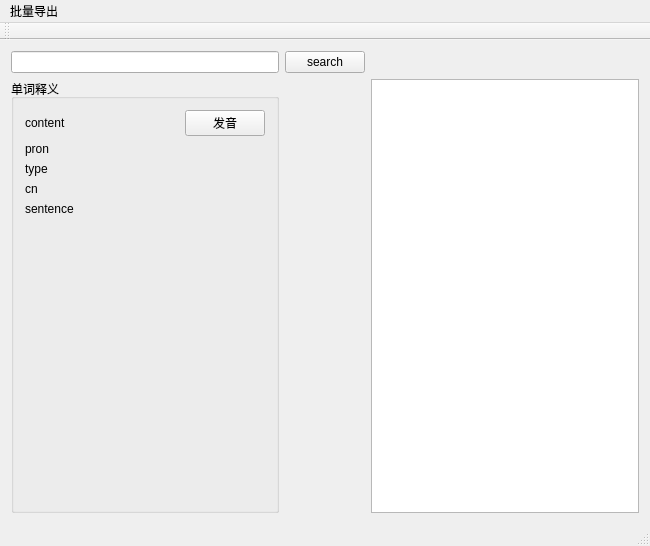
Above: mainwindow.ui from Ji-Yuhang/dict-gui before the change. Below: the same form after it.
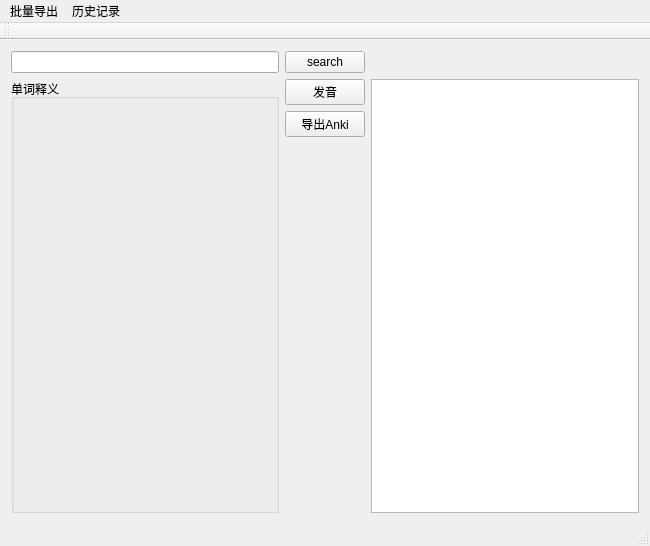
That is the form after the change.

Commit message: fix:windows 乱码

What changed in the file:
```diff
--- a/mainwindow.ui
+++ b/mainwindow.ui
@@ -11,10 +11,17 @@
    </rect>
   </property>
   <property name="windowTitle">
-   <string>MainWindow</string>
+   <string>扇贝词典</string>
   </property>
   <widget class="QWidget" name="centralWidget">
    <layout class="QGridLayout" name="gridLayout_2">
+    <item row="1" column="1">
+     <widget class="QPushButton" name="pushButton_2">
+      <property name="text">
+       <string>发音</string>
+      </property>
+     </widget>
+    </item>
     <item row="0" column="0">
      <widget class="QLineEdit" name="word"/>
     </item>
@@ -38,90 +45,48 @@
       </property>
      </spacer>
     </item>
-    <item row="1" column="0">
+    <item row="2" column="1">
+     <widget class="QPushButton" name="pushButton_3">
+      <property name="text">
+       <string>导出Anki</string>
+      </property>
+     </widget>
+    </item>
+    <item row="1" column="0" rowspan="3">
      <widget class="QGroupBox" name="groupBox">
       <property name="title">
        <string>单词释义</string>
       </property>
       <layout class="QGridLayout" name="gridLayout">
-       <item row="0" column="2">
-        <widget class="QPushButton" name="pushButton_2">
-         <property name="text">
-          <string>发音</string>
-         </property>
-        </widget>
-       </item>
-       <item row="3" column="1">
-        <widget class="QLabel" name="cn">
-         <property name="text">
-          <string/>
-         </property>
-        </widget>
-       </item>
-       <item row="1" column="1">
-        <widget class="QLabel" name="pron">
-         <property name="text">
-          <string/>
-         </property>
-        </widget>
-       </item>
        <item row="2" column="0">
-        <widget class="QLabel" name="label_6">
-         <property name="text">
-          <string>type</string>
-         </property>
-        </widget>
-       </item>
-       <item row="2" column="1">
-        <widget class="QLabel" name="type">
-         <property name="text">
-          <string/>
-         </property>
-        </widget>
-       </item>
-       <item row="4" column="1">
-        <widget class="QLabel" name="sentence">
+        <widget class="QLabel" name="cn">
          <property name="text">
           <string/>
          </property>
         </widget>
        </item>
        <item row="1" column="0">
-        <widget class="QLabel" name="label_4">
+        <widget class="QLabel" name="pron">
          <property name="text">
-          <string>pron</string>
-         </property>
-        </widget>
-       </item>
-       <item row="4" column="0">
-        <widget class="QLabel" name="label_10">
-         <property name="text">
-          <string>sentence</string>
+          <string/>
          </property>
         </widget>
        </item>
        <item row="3" column="0">
-        <widget class="QLabel" name="label_8">
+        <widget class="QLabel" name="sentence">
          <property name="text">
-          <string>cn</string>
+          <string/>
          </property>
         </widget>
        </item>
        <item row="0" column="0">
-        <widget class="QLabel" name="label">
-         <property name="text">
-          <string>content</string>
-         </property>
-        </widget>
-       </item>
-       <item row="0" column="1">
         <widget class="QLabel" name="content">
          <property name="text">
           <string/>
          </property>
         </widget>
        </item>
-       <item row="5" column="1">
+       <item row="4" column="0">
         <spacer name="verticalSpacer">
          <property name="orientation">
           <enum>Qt::Vertical</enum>
@@ -137,7 +102,7 @@
       </layout>
      </widget>
     </item>
-    <item row="1" column="2">
+    <item row="1" column="2" rowspan="3">
      <widget class="QTextEdit" name="textEdit"/>
     </item>
    </layout>
@@ -148,7 +113,7 @@
      <x>0</x>
      <y>0</y>
      <width>650</width>
-     <height>28</height>
+     <height>23</height>
     </rect>
    </property>
    <widget class="QMenu" name="menu">
@@ -157,7 +122,13 @@
     </property>
     <addaction name="actionExportAnki"/>
    </widget>
+   <widget class="QMenu" name="menu_2">
+    <property name="title">
+     <string>历史记录</string>
+    </property>
+   </widget>
    <addaction name="menu"/>
+   <addaction name="menu_2"/>
   </widget>
   <widget class="QToolBar" name="mainToolBar">
    <attribute name="toolBarArea">
```
The commit also changes 6 other files.
